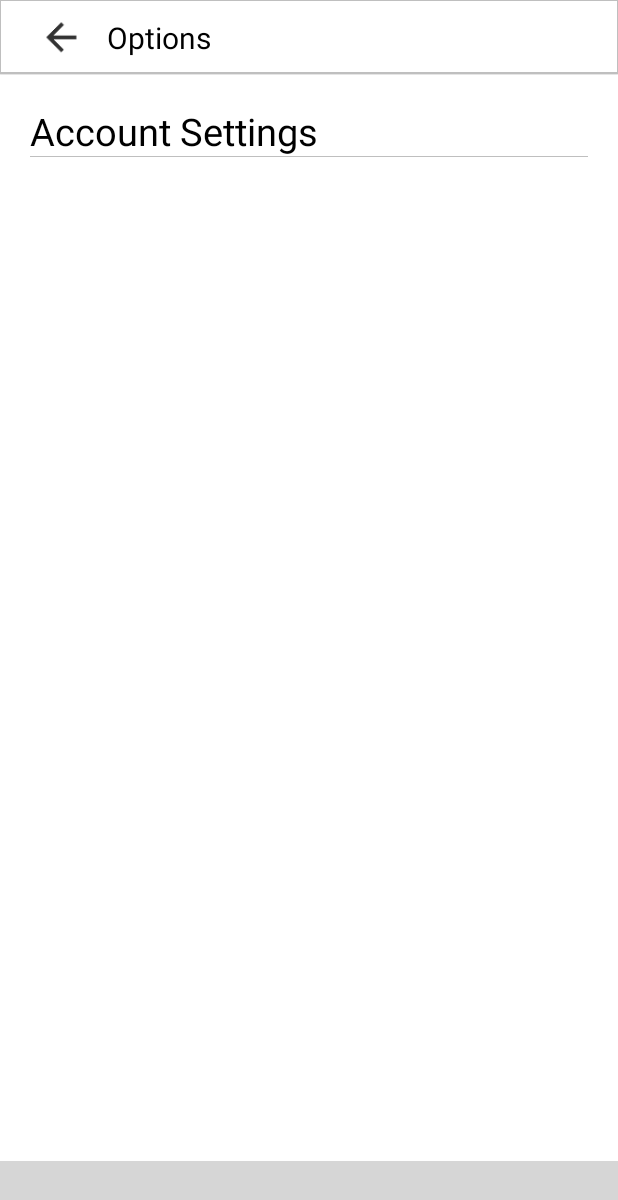
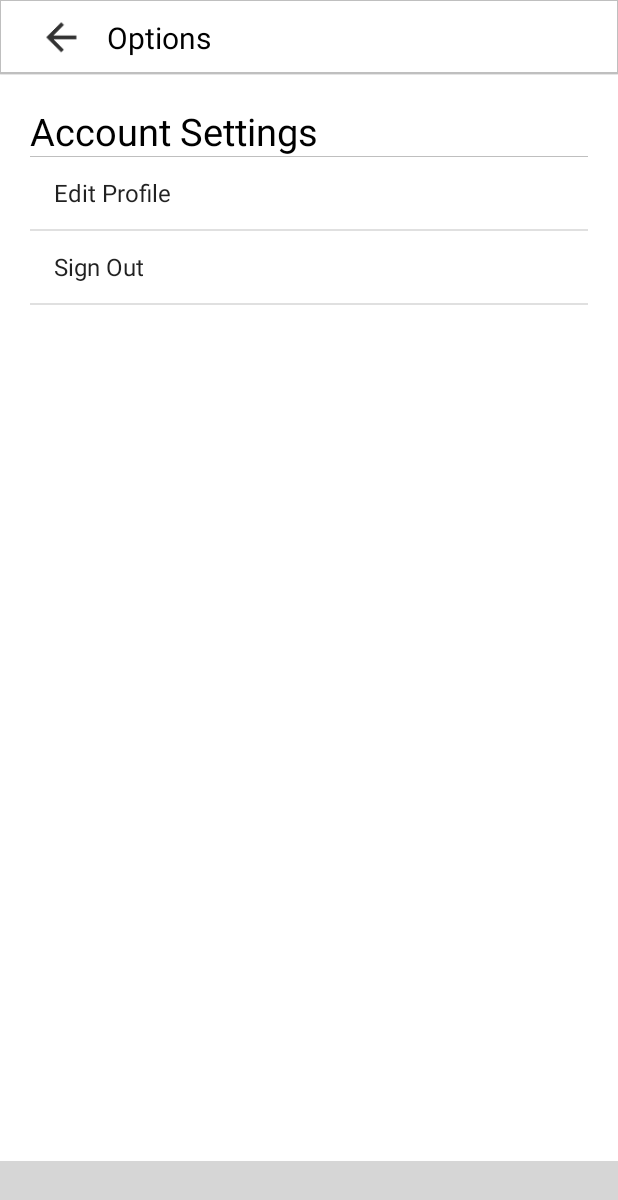
Before and after one commit to liranZiv27/InstaClone, an Android app: the AccountSettingsActivity screen opened directly, with no data from a screen before it, on a phone screen of 412 x 824 dp. Shown: the top 1200 px of the screen. Run offline under Robolectric (Android 15) with nearby library versions, the phone set to English and light mode, and no system bars; libraries missing offline, so code that uses them is left out: com.ittianyu.bottomnavigationviewex; plain views replace BottomNavigationViewEx; grey boxes are pictures that could not be loaded.

Commit message:
added edit profile and sign out fragments

```diff
--- a/src/main/java/com/liran/instaclone/Main/MainActivity.java
+++ b/src/main/java/com/liran/instaclone/Main/MainActivity.java
@@ -12,6 +12,7 @@ import android.view.MenuItem;
 import com.ittianyu.bottomnavigationviewex.BottomNavigationViewEx;
 import com.liran.instaclone.R;
 import com.liran.instaclone.Utils.BottomNavigationViewHelper;
+import com.liran.instaclone.Utils.SectionsPagerAdapter;
 
 public class MainActivity extends AppCompatActivity {
     private Context mContext = MainActivity.this;
--- a/src/main/java/com/liran/instaclone/Profile/AccountSettingsActivity.java
+++ b/src/main/java/com/liran/instaclone/Profile/AccountSettingsActivity.java
@@ -1,11 +1,22 @@
 package com.liran.instaclone.Profile;
 
+import android.content.Context;
 import android.os.Bundle;
 import android.support.annotation.Nullable;
+import android.support.v4.view.ViewPager;
 import android.support.v7.app.AppCompatActivity;
 import android.util.Log;
+import android.view.View;
+import android.widget.AdapterView;
+import android.widget.ArrayAdapter;
+import android.widget.ImageView;
+import android.widget.ListView;
+import android.widget.RelativeLayout;
 
 import com.liran.instaclone.R;
+import com.liran.instaclone.Utils.SectionsStatePagerAdapter;
+
+import java.util.ArrayList;
 
 /**
  * Created by Liran on 13/08/2019.
@@ -14,10 +25,66 @@ import com.liran.instaclone.R;
 public class AccountSettingsActivity extends AppCompatActivity {
 
     private static final String TAG = "AccountSettingsActivity";
+    private SectionsStatePagerAdapter pagerAdapter;
+    private ViewPager mViewPager;
+    private RelativeLayout mRelativeLayout;
+
+    private Context mContext;
     @Override
     protected void onCreate(@Nullable Bundle savedInstanceState) {
         super.onCreate(savedInstanceState);
         setContentView(R.layout.activity_account_settings);
         Log.d(TAG, "onCreate: started");
+        mContext = AccountSettingsActivity.this;
+        mViewPager = findViewById(R.id.container);
+        mRelativeLayout = findViewById(R.id.relLayout1);
+
+        setupSettingsList();
+        setupFragments();
+
+        //set the backarrow for the settings menu
+        ImageView backArrow = findViewById(R.id.backArrow);
+        backArrow.setOnClickListener(new View.OnClickListener() {
+            @Override
+            public void onClick(View view) {
+                Log.d(TAG, "onClick: clicked backarrow, navigating back to profile activity");
+                finish();
+            }
+        });
+    }
+
+    private void setupFragments(){
+        pagerAdapter = new SectionsStatePagerAdapter(getSupportFragmentManager());
+        pagerAdapter.addFragment(new EditProfileFragment(), getString(R.string.edit_profile));
+        pagerAdapter.addFragment(new SignOutFragment(), getString(R.string.sign_out));
+    }
+
+
+    private void setupSettingsList(){
+        Log.d(TAG, "setupSettingsList: initializing account settings list");
+        ListView listView = findViewById(R.id.lvAccountSettings);
+
+        ArrayList<String> options = new ArrayList<>();
+        options.add(getString(R.string.edit_profile));
+        options.add(getString(R.string.sign_out));
+
+        ArrayAdapter adapter = new ArrayAdapter(mContext, android.R.layout.simple_list_item_1, options);
+        listView.setAdapter(adapter);
+
+        listView.setOnItemClickListener(new AdapterView.OnItemClickListener(){
+            @Override
+            public void onItemClick(AdapterView<?> adapterView, View view, int position, long l) {
+                Log.d(TAG, "onClick: navigating to fragment: " + position);
+                setViewPager(position);
+            }
+
+        });
+    }
+
+    private void setViewPager(int fragmentNumber){
+        mRelativeLayout.setVisibility(View.GONE);
+        Log.d(TAG, "setViewPager: navigating to fragment #: " + fragmentNumber);
+        mViewPager.setAdapter(pagerAdapter);
+        mViewPager.setCurrentItem(fragmentNumber);
     }
 }
--- /dev/null
+++ b/src/main/java/com/liran/instaclone/Profile/EditProfileFragment.java
@@ -0,0 +1,26 @@
+package com.liran.instaclone.Profile;
+
+import android.os.Bundle;
+import android.support.annotation.Nullable;
+import android.support.v4.app.Fragment;
+import android.view.LayoutInflater;
+import android.view.View;
+import android.view.ViewGroup;
+
+import com.liran.instaclone.R;
+
+/**
+ * Created by Liran on 13/08/2019.
+ */
+
+public class EditProfileFragment extends Fragment{
+    private static final String TAG = "EditProfileFragment";
+
+    @Nullable
+    @Override
+    public View onCreateView(LayoutInflater inflater, @Nullable ViewGroup container, @Nullable Bundle savedInstanceState) {
+        View view = inflater.inflate(R.layout.fragment_editprofile, container, false);
+
+        return view;
+    }
+}
--- /dev/null
+++ b/src/main/java/com/liran/instaclone/Profile/SignOutFragment.java
@@ -0,0 +1,25 @@
+package com.liran.instaclone.Profile;
+
+import android.os.Bundle;
+import android.support.annotation.Nullable;
+import android.support.v4.app.Fragment;
+import android.view.LayoutInflater;
+import android.view.View;
+import android.view.ViewGroup;
+
+import com.liran.instaclone.R;
+
+/**
+ * Created by Liran on 13/08/2019.
+ */
+
+public class SignOutFragment extends Fragment{
+    private static final String TAG = "SignOutFragment";
+    @Nullable
+    @Override
+    public View onCreateView(LayoutInflater inflater, @Nullable ViewGroup container, @Nullable Bundle savedInstanceState) {
+        View view = inflater.inflate(R.layout.fragment_signout, container, false);
+
+        return view;
+    }
+}
--- a/src/main/java/com/liran/instaclone/Main/SectionsPagerAdapter.java
+++ b/src/main/java/com/liran/instaclone/Utils/SectionsPagerAdapter.java
@@ -1,4 +1,4 @@
-package com.liran.instaclone.Main;
+package com.liran.instaclone.Utils;
 
 import android.support.v4.app.Fragment;
 import android.support.v4.app.FragmentManager;
--- /dev/null
+++ b/src/main/java/com/liran/instaclone/Utils/SectionsStatePagerAdapter.java
@@ -0,0 +1,79 @@
+package com.liran.instaclone.Utils;
+
+import android.support.v4.app.Fragment;
+import android.support.v4.app.FragmentManager;
+import android.support.v4.app.FragmentStatePagerAdapter;
+
+import java.util.ArrayList;
+import java.util.HashMap;
+import java.util.List;
+
+/**
+ * Created by Liran on 13/08/2019.
+ */
+
+public class SectionsStatePagerAdapter extends FragmentStatePagerAdapter{
+
+    private final List<Fragment> mFragmentList = new ArrayList<>();
+    private final HashMap<Fragment, Integer> mFragments = new HashMap<>();
+    private final HashMap<String, Integer> mFragmentNumbers = new HashMap<>();
+    private final HashMap<Integer, String> mFragmentNames = new HashMap<>();
+
+    public SectionsStatePagerAdapter(FragmentManager fm) {
+        super(fm);
+    }
+
+    @Override
+    public Fragment getItem(int position) {
+        return mFragmentList.get(position);
+    }
+
+    @Override
+    public int getCount() {
+        return mFragmentList.size();
+    }
+
+    public void addFragment(Fragment fragment, String fragmentName){
+        mFragmentList.add(fragment);
+        mFragments.put(fragment, mFragmentList.size()-1);
+        mFragmentNumbers.put(fragmentName, mFragmentList.size()-1);
+        mFragmentNames.put(mFragmentList.size()-1, fragmentName);
+    }
+
+    /**
+     * returns the fragment with the name @param
+     * @param fragmentName
+     * @return
+     */
+    public Integer getFragmentNumber(String fragmentName){
+        if(mFragmentNumbers.containsKey(fragmentName)){
+            return mFragmentNumbers.get(fragmentName);
+        }
+        else
+            return null;
+    }
+    /**
+     * returns the fragment with the name @param
+     * @param fragment
+     * @return
+     */
+    public Integer getFragmentNumber(Fragment fragment){
+        if(mFragmentNumbers.containsKey(fragment)){
+            return mFragmentNumbers.get(fragment);
+        }
+        else
+            return null;
+    }
+    /**
+     * returns the fragment with the number @param
+     * @param fragmentNumber
+     * @return
+     */
+    public String getFragmentName(Integer fragmentNumber){
+        if(mFragmentNames.containsKey(fragmentNumber)){
+            return mFragmentNames.get(fragmentNumber);
+        }
+        else
+            return null;
+    }
+}
--- a/src/main/res/layout/activity_account_settings.xml
+++ b/src/main/res/layout/activity_account_settings.xml
@@ -2,7 +2,7 @@
 <android.support.design.widget.CoordinatorLayout
     xmlns:android="http://schemas.android.com/apk/res/android" android:layout_width="match_parent"
     android:layout_height="match_parent">
-
+    <include layout="@layout/layout_center_viewpager"/>
     <RelativeLayout
         android:layout_width="match_parent"
         android:layout_height="match_parent"
--- /dev/null
+++ b/src/main/res/layout/fragment_editprofile.xml
@@ -0,0 +1,6 @@
+<?xml version="1.0" encoding="utf-8"?>
+<android.support.constraint.ConstraintLayout
+    xmlns:android="http://schemas.android.com/apk/res/android" android:layout_width="match_parent"
+    android:layout_height="match_parent">
+
+</android.support.constraint.ConstraintLayout>
--- /dev/null
+++ b/src/main/res/layout/fragment_signout.xml
@@ -0,0 +1,6 @@
+<?xml version="1.0" encoding="utf-8"?>
+<android.support.constraint.ConstraintLayout
+    xmlns:android="http://schemas.android.com/apk/res/android" android:layout_width="match_parent"
+    android:layout_height="match_parent">
+
+</android.support.constraint.ConstraintLayout>
--- a/src/main/res/values/strings.xml
+++ b/src/main/res/values/strings.xml
@@ -1,3 +1,5 @@
 <resources>
     <string name="app_name">InstaClone</string>
+    <string name="edit_profile">Edit Profile</string>
+    <string name="sign_out">Sign Out</string>
 </resources>
```
Also changed, not shown: src/main/java/com/liran/instaclone/Profile/ProfileActivity.java (+6 -1 lines).
